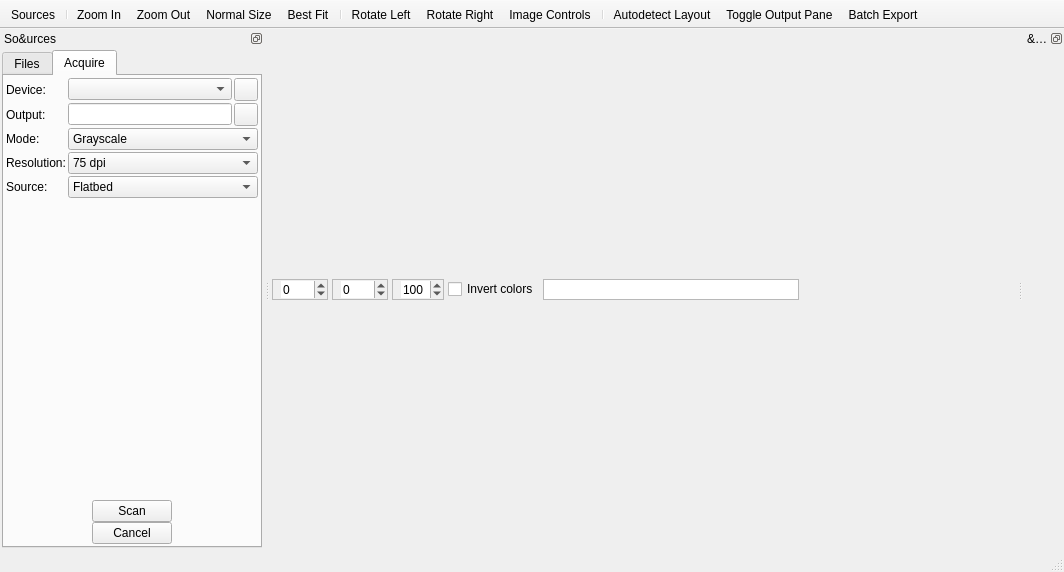
This is qt/data/MainWindow.ui in DonnKey/gImageReader as Qt 5 draws it before an edit. The edited form follows.
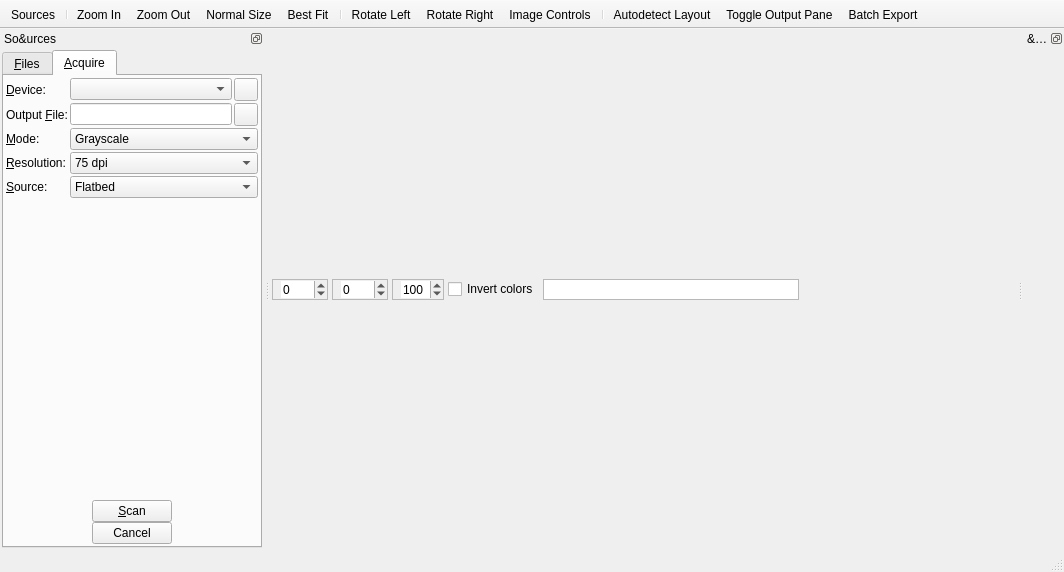
This is the edited form. The open tabs and pages were chosen to show the change. Icons and pictures are not drawn.

```diff
--- a/qt/data/MainWindow.ui
+++ b/qt/data/MainWindow.ui
@@ -342,7 +342,7 @@
        </property>
        <widget class="QWidget" name="tabSources">
         <attribute name="title">
-         <string>Files</string>
+         <string>&amp;Files</string>
         </attribute>
         <layout class="QVBoxLayout" name="verticalLayout_2">
          <property name="spacing">
@@ -442,7 +442,7 @@
        </widget>
        <widget class="QWidget" name="tabAcquire">
         <attribute name="title">
-         <string>Acquire</string>
+         <string>&amp;Acquire</string>
         </attribute>
         <layout class="QGridLayout" name="gridLayout">
          <property name="leftMargin">
@@ -488,21 +488,30 @@
          <item row="1" column="0">
           <widget class="QLabel" name="labelScanDevice">
            <property name="text">
-            <string>Device:</string>
+            <string>&amp;Device:</string>
+           </property>
+           <property name="buddy">
+            <cstring>comboBoxScanDevice</cstring>
            </property>
           </widget>
          </item>
          <item row="2" column="0">
           <widget class="QLabel" name="labelScanOutput">
            <property name="text">
-            <string>Output:</string>
+            <string>Output &amp;File:</string>
+           </property>
+           <property name="buddy">
+            <cstring>lineEditScanOutput</cstring>
            </property>
           </widget>
          </item>
          <item row="4" column="0">
           <widget class="QLabel" name="labelScanResolution">
            <property name="text">
-            <string>Resolution:</string>
+            <string>&amp;Resolution:</string>
+           </property>
+           <property name="buddy">
+            <cstring>comboBoxScanResolution</cstring>
            </property>
           </widget>
          </item>
@@ -573,7 +582,7 @@
               </sizepolicy>
              </property>
              <property name="text">
-              <string>Scan</string>
+              <string>&amp;Scan</string>
              </property>
              <property name="icon">
               <iconset theme="scanner">
@@ -613,7 +622,10 @@
          <item row="3" column="0">
           <widget class="QLabel" name="labelScanMode">
            <property name="text">
-            <string>Mode:</string>
+            <string>&amp;Mode:</string>
+           </property>
+           <property name="buddy">
+            <cstring>comboBoxScanMode</cstring>
            </property>
           </widget>
          </item>
@@ -644,7 +656,10 @@
          <item row="5" column="0">
           <widget class="QLabel" name="labelScanSource">
            <property name="text">
-            <string>Source:</string>
+            <string>&amp;Source:</string>
+           </property>
+           <property name="buddy">
+            <cstring>comboBoxScanSource</cstring>
            </property>
           </widget>
          </item>
```
Left out of the diff: 23 changed lines with no effect on the pictures.
